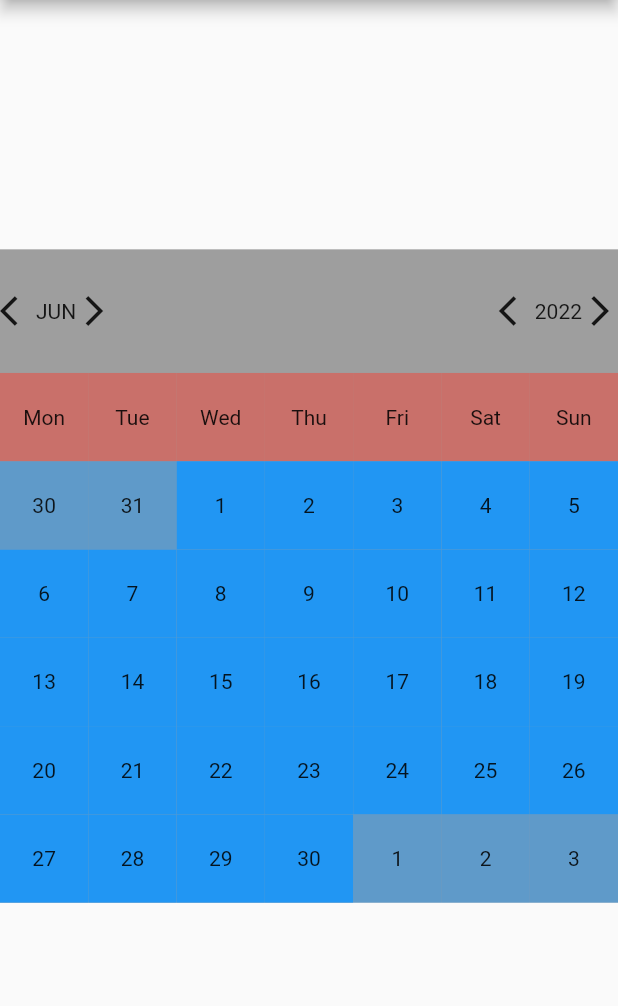
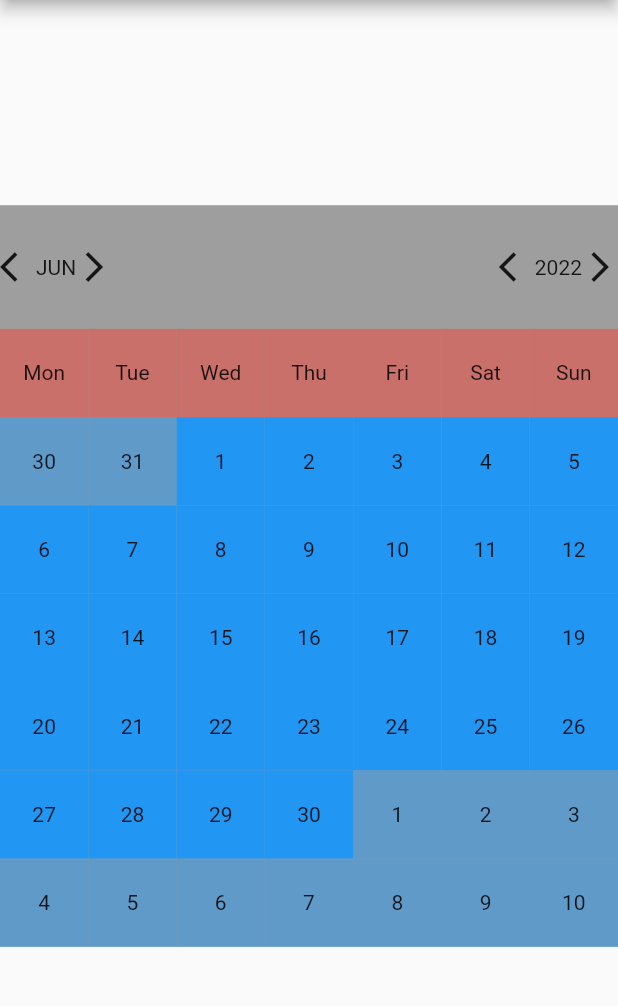
Before and after one commit to shadowprince444/full_throttle_machine_test, a Flutter app: the screen it shows after launch, on a phone screen of 412 x 824 dp, the part 84-1090 px from its top. Run offline on Flutter 3.47's test engine with Material 2 defaults, Android fonts, the phone set to English and light mode, and no system bars.

Commit message:
added another row to the dates

```diff
--- a/lib/main.dart
+++ b/lib/main.dart
@@ -81,9 +81,7 @@ class _MyHomePageState extends State<MyHomePage> {
                           onTap: onMonthIncremented,
                           child: const Icon(Icons.arrow_forward_ios),
                         ),
-                        Expanded(
-                          child: SizedBox(),
-                        ),
+                        const Spacer(),
                         GestureDetector(
                           onTap: onYearDecremented,
                           child: const Icon(
@@ -103,7 +101,7 @@ class _MyHomePageState extends State<MyHomePage> {
                   SizedBox(
                     width: size.width,
                     child: GridView.builder(
-                        itemCount: 42,
+                        itemCount: 49,
                         shrinkWrap: true,
                         physics: const NeverScrollableScrollPhysics(),
                         gridDelegate: const SliverGridDelegateWithFixedCrossAxisCount(
```
